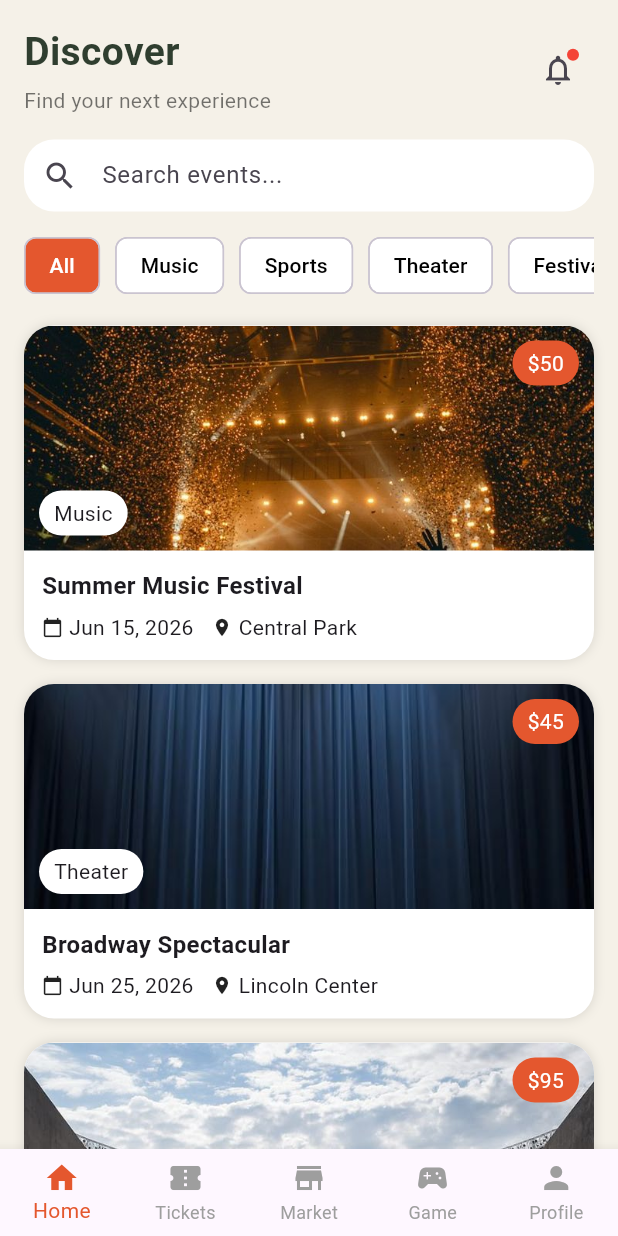
After one commit to goodman97/finalprojectmobile, a Flutter app: the HomeScreen screen opened directly, on a phone screen of 412 x 824 dp. The commit adds this screen. Run offline on Flutter 3.47's test engine with Material 3 defaults, Android fonts, the phone set to English and light mode, and no system bars; our stand-ins replace device_preview.

Commit message:
homescreen & tes login statis

```diff
--- /dev/null
+++ b/lib/features/auth/screens/homescreen.dart
@@ -0,0 +1,272 @@
+import 'package:flutter/material.dart';
+
+class HomeScreen extends StatelessWidget {
+  const HomeScreen({super.key});
+
+  @override
+  Widget build(BuildContext context) {
+    return Scaffold(
+      backgroundColor: const Color(0xFFF5F1E8),
+
+      // 🔻 BOTTOM NAVBAR
+      bottomNavigationBar: BottomNavigationBar(
+        selectedItemColor: const Color(0xFFE4572E),
+        unselectedItemColor: Colors.grey,
+        type: BottomNavigationBarType.fixed,
+        currentIndex: 0,
+        items: const [
+          BottomNavigationBarItem(icon: Icon(Icons.home), label: "Home"),
+          BottomNavigationBarItem(icon: Icon(Icons.confirmation_num), label: "Tickets"),
+          BottomNavigationBarItem(icon: Icon(Icons.store), label: "Market"),
+          BottomNavigationBarItem(icon: Icon(Icons.sports_esports), label: "Game"),
+          BottomNavigationBarItem(icon: Icon(Icons.person), label: "Profile"),
+        ],
+      ),
+
+      body: SafeArea(
+        child: ListView(
+          padding: const EdgeInsets.all(16),
+          children: [
+
+            // 🔥 HEADER
+            Row(
+              mainAxisAlignment: MainAxisAlignment.spaceBetween,
+              children: [
+                Column(
+                  crossAxisAlignment: CrossAxisAlignment.start,
+                  children: const [
+                    Text(
+                      "Discover",
+                      style: TextStyle(
+                        fontSize: 26,
+                        fontWeight: FontWeight.bold,
+                        color: Color(0xFF2F3E2F),
+                      ),
+                    ),
+                    SizedBox(height: 4),
+                    Text(
+                      "Find your next experience",
+                      style: TextStyle(color: Colors.black54),
+                    ),
+                  ],
+                ),
+                Stack(
+                  children: [
+                    IconButton(
+                      icon: const Icon(Icons.notifications_none),
+                      onPressed: () {},
+                    ),
+                    Positioned(
+                      right: 10,
+                      top: 10,
+                      child: Container(
+                        width: 8,
+                        height: 8,
+                        decoration: const BoxDecoration(
+                          color: Colors.red,
+                          shape: BoxShape.circle,
+                        ),
+                      ),
+                    )
+                  ],
+                )
+              ],
+            ),
+
+            const SizedBox(height: 16),
+
+            // 🔍 SEARCH BAR
+            TextField(
+              decoration: InputDecoration(
+                hintText: "Search events...",
+                prefixIcon: const Icon(Icons.search),
+                filled: true,
+                fillColor: Colors.white,
+                contentPadding: const EdgeInsets.symmetric(vertical: 0),
+                border: OutlineInputBorder(
+                  borderRadius: BorderRadius.circular(20),
+                  borderSide: BorderSide.none,
+                ),
+              ),
+            ),
+
+            const SizedBox(height: 16),
+
+            // 🔘 CATEGORY
+            SizedBox(
+              height: 40,
+              child: ListView(
+                scrollDirection: Axis.horizontal,
+                children: [
+                  categoryChip("All", true),
+                  categoryChip("Music", false),
+                  categoryChip("Sports", false),
+                  categoryChip("Theater", false),
+                  categoryChip("Festival", false),
+                ],
+              ),
+            ),
+
+            const SizedBox(height: 20),
+
+            // CARD
+            eventCard(
+              title: "Summer Music Festival",
+              date: "Jun 15, 2026",
+              location: "Central Park",
+              category: "Music",
+              price: "\$50",
+              image: "assets/images/concert.jpg",
+            ),
+
+            const SizedBox(height: 16),
+
+            eventCard(
+              title: "Broadway Spectacular",
+              date: "Jun 25, 2026",
+              location: "Lincoln Center",
+              category: "Theater",
+              price: "\$45",
+              image: "assets/images/theater.jpg",
+            ),
+
+            const SizedBox(height: 16),
+
+            eventCard(
+              title: "Championship Finals",
+              date: "Jul 10, 2026",
+              location: "Metro Stadium",
+              category: "Sports",
+              price: "\$95",
+              image: "assets/images/stadium.jpg",
+            ),
+
+            const SizedBox(height: 16),
+
+            eventCard(
+              title: "Modern Art Showcase",
+              date: "Jun 30, 2026",
+              location: "Downtown Gallery",
+              category: "Art",
+              price: "\$35",
+              image: "assets/images/gallery.jpg",
+            ),
+          ],
+        ),
+      ),
+    );
+  }
+
+  // 🔘 CATEGORY CHIP
+  Widget categoryChip(String title, bool active) {
+    return Container(
+      margin: const EdgeInsets.only(right: 10),
+      child: Chip(
+        label: Text(title),
+        backgroundColor:
+            active ? const Color(0xFFE4572E) : Colors.white,
+        labelStyle: TextStyle(
+          color: active ? Colors.white : Colors.black,
+        ),
+      ),
+    );
+  }
+
+  // 🎟️ EVENT CARD
+  Widget eventCard({
+    required String title,
+    required String date,
+    required String location,
+    required String category,
+    required String image,
+    String? price,
+  }) {
+    return Container(
+      decoration: BoxDecoration(
+        color: Colors.white,
+        borderRadius: BorderRadius.circular(20),
+        boxShadow: const [
+          BoxShadow(color: Colors.black12, blurRadius: 6),
+        ],
+      ),
+      child: Column(
+        children: [
+          Stack(
+            children: [
+              ClipRRect(
+                borderRadius:
+                    const BorderRadius.vertical(top: Radius.circular(20)),
+                child: Image.asset(
+                  image,
+                  height: 150,
+                  width: double.infinity,
+                  fit: BoxFit.cover,
+                ),
+              ),
+
+              // PRICE
+              if (price != null)
+                Positioned(
+                  right: 10,
+                  top: 10,
+                  child: Container(
+                    padding: const EdgeInsets.symmetric(
+                        horizontal: 10, vertical: 5),
+                    decoration: BoxDecoration(
+                      color: const Color(0xFFE4572E),
+                      borderRadius: BorderRadius.circular(20),
+                    ),
+                    child: Text(
+                      price,
+                      style: const TextStyle(color: Colors.white),
+                    ),
+                  ),
+                ),
+
+              // CATEGORY
+              Positioned(
+                left: 10,
+                bottom: 10,
+                child: Container(
+                  padding: const EdgeInsets.symmetric(
+                      horizontal: 10, vertical: 5),
+                  decoration: BoxDecoration(
+                    color: Colors.white,
+                    borderRadius: BorderRadius.circular(20),
+                  ),
+                  child: Text(category),
+                ),
+              ),
+            ],
+          ),
+
+          Padding(
+            padding: const EdgeInsets.all(12),
+            child: Column(
+              crossAxisAlignment: CrossAxisAlignment.start,
+              children: [
+                Text(title,
+                    style: const TextStyle(
+                        fontSize: 16, fontWeight: FontWeight.bold)),
+
+                const SizedBox(height: 6),
+
+                Row(
+                  children: [
+                    const Icon(Icons.calendar_today, size: 14),
+                    const SizedBox(width: 4),
+                    Text(date),
+                    const SizedBox(width: 12),
+                    const Icon(Icons.location_on, size: 14),
+                    const SizedBox(width: 4),
+                    Text(location),
+                  ],
+                )
+              ],
+            ),
+          )
+        ],
+      ),
+    );
+  }
+}
--- a/lib/features/auth/screens/login.dart
+++ b/lib/features/auth/screens/login.dart
@@ -1,4 +1,5 @@
 import 'package:flutter/material.dart';
+import 'package:finalproject/features/auth/screens/homescreen.dart';
 
 class LoginScreen extends StatefulWidget {
   const LoginScreen({super.key});
@@ -9,6 +10,30 @@ class LoginScreen extends StatefulWidget {
 
 class _LoginScreenState extends State<LoginScreen> {
   bool isObscure = true;
+  final TextEditingController emailController = TextEditingController();
+  final TextEditingController passwordController = TextEditingController();
+
+  void login() {
+    String email = emailController.text;
+    String password = passwordController.text;
+
+    const correctEmail = "admin@gmail.com";
+    const correctPassword = "123";
+
+    if (email == correctEmail && password == correctPassword) {
+      Navigator.push(
+        context,
+        MaterialPageRoute(builder: (context) => const HomeScreen()),
+      );
+    } else {
+      ScaffoldMessenger.of(context).showSnackBar(
+        const SnackBar(
+          content: Text("Email atau password salah!"),
+          backgroundColor: Colors.red,
+        ),
+      );
+    }
+  }
 
   @override
   Widget build(BuildContext context) {
@@ -67,6 +92,7 @@ class _LoginScreenState extends State<LoginScreen> {
                 const SizedBox(height: 8),
 
                 TextField(
+                  controller: emailController,
                   decoration: InputDecoration(
                     hintText: "your@email.com",
                     prefixIcon: const Icon(Icons.email_outlined),
@@ -89,6 +115,7 @@ class _LoginScreenState extends State<LoginScreen> {
                 const SizedBox(height: 8),
 
                 TextField(
+                  controller: passwordController,
                   obscureText: isObscure,
                   decoration: InputDecoration(
                     prefixIcon: const Icon(Icons.lock_outline),
@@ -128,7 +155,7 @@ class _LoginScreenState extends State<LoginScreen> {
                         borderRadius: BorderRadius.circular(20),
                       ),
                     ),
-                    onPressed: () {},
+                    onPressed: login,
                     child: const Text(
                       "Sign In",
                       style: TextStyle(fontSize: 16),
--- a/lib/main.dart
+++ b/lib/main.dart
@@ -24,7 +24,7 @@ class MyApp extends StatelessWidget {
       locale: DevicePreview.locale(context),
       builder: DevicePreview.appBuilder,
 
-      home: LoginScreen(), // 🔥 tanpa const dulu
+      home: LoginScreen(),
     );
   }
 }
--- a/pubspec.yaml
+++ b/pubspec.yaml
@@ -21,3 +21,7 @@ flutter:
 
   assets:
     - assets/images/design_logo.png
+    - assets/images/concert.jpg
+    - assets/images/theater.jpg
+    - assets/images/gallery.jpg
+    - assets/images/stadium.jpg
```
Also changed, not shown: assets/images/concert.jpg (added), assets/images/gallery.jpg (added), assets/images/stadium.jpg (added), assets/images/theater.jpg (added).
